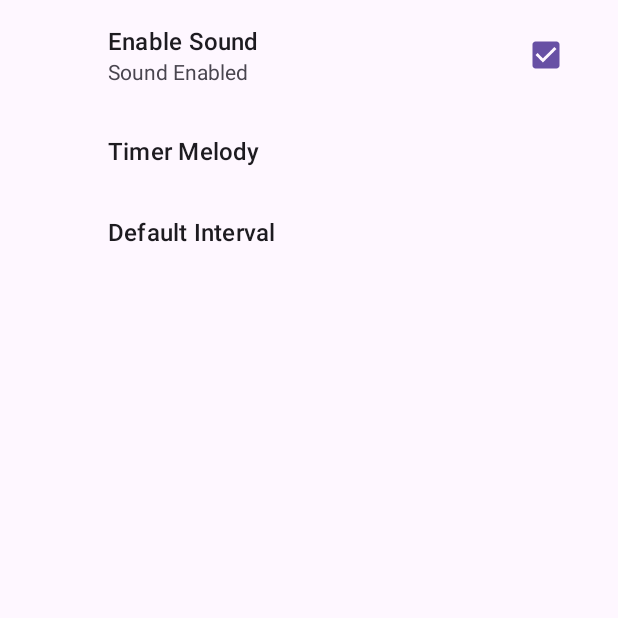
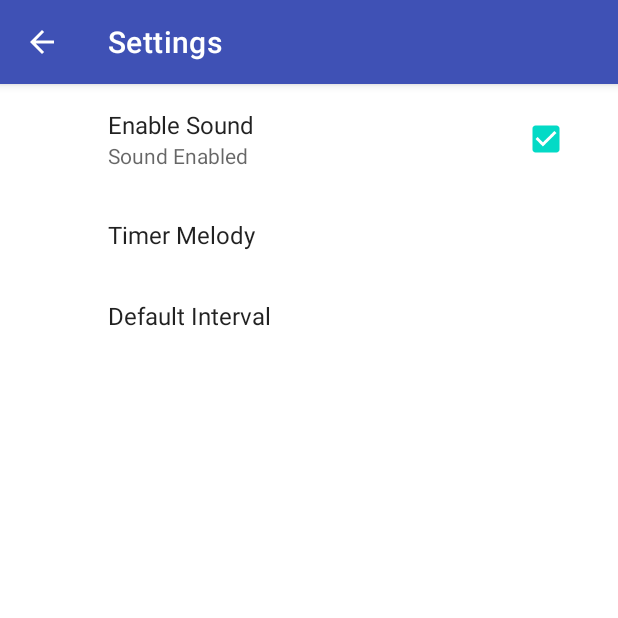
Before and after one commit to Kiranatos/asCore, an Android app: the SettingsFragment screen opened directly, with no data from a screen before it, on a phone screen of 412 x 824 dp, the top half of it. Run offline under Robolectric (Android 15) with nearby library versions, the phone set to English and light mode, and no system bars; our stand-ins replace androidx.preference.

Commit message:
26.07.25 d

```diff
--- a/asDemo12Timer/app/src/main/AndroidManifest.xml
+++ b/asDemo12Timer/app/src/main/AndroidManifest.xml
@@ -14,6 +14,8 @@
         tools:targetApi="31">
         <activity
             android:name=".MainActivity"
+            android:theme="@style/Base.Theme.Demo12Timer"
+            android:label="@string/app_name_label"
             android:exported="true"
             android:launchMode="singleTop"> <!-- це означає, що при поверннні від ін. активностей, MainActivity не буде перезапускатись -->
             <intent-filter>
@@ -26,7 +28,7 @@
             android:label="Settings"
             android:parentActivityName=".MainActivity">
             <meta-data android:name="android.support.PARENT_ACTIVITY"
-                android:value=".MainActivity"/>
+                android:value=".MainActivity"/> <!-- вказує що, MainActivity батьківська -->
         </activity>
         <activity android:name=".AboutActivity"
             android:label="About"
--- a/asDemo12Timer/app/src/main/java/net/kiranatos/demo12/AboutActivity.java
+++ b/asDemo12Timer/app/src/main/java/net/kiranatos/demo12/AboutActivity.java
@@ -14,14 +14,14 @@ public class AboutActivity extends AppCompatActivity {
         super.onCreate(savedInstanceState);
         setContentView(R.layout.activity_about);
 
-        ActionBar actionBar = this.getSupportActionBar(); // те саме що й в SettingsActivity
+        ActionBar actionBar = this.getSupportActionBar(); // те саме що й в SettingsActivity, look there
         if (actionBar != null) {
             actionBar.setDisplayHomeAsUpEnabled(true);
         }
     }
 
     @Override
-    public boolean onOptionsItemSelected(MenuItem item) { // те саме що й в SettingsActivity
+    public boolean onOptionsItemSelected(MenuItem item) { // те саме що й в SettingsActivity, look there
         int id = item.getItemId();
         if (id == android.R.id.home) {
             NavUtils.navigateUpFromSameTask(this);
--- a/asDemo12Timer/app/src/main/java/net/kiranatos/demo12/SettingsFragment.java
+++ b/asDemo12Timer/app/src/main/java/net/kiranatos/demo12/SettingsFragment.java
@@ -11,11 +11,11 @@ import androidx.preference.CheckBoxPreference;
 import androidx.preference.EditTextPreference;
 import androidx.preference.ListPreference;
 
-public class SettingsFragment extends PreferenceFragmentCompat
+public class SettingsFragment extends PreferenceFragmentCompat // need to add dependency in build.gradle.kts
         implements SharedPreferences.OnSharedPreferenceChangeListener, Preference.OnPreferenceChangeListener {
     @Override
     public void onCreatePreferences(Bundle bundle, String s) {
-        addPreferencesFromResource(R.xml.timer_preferences);
+        addPreferencesFromResource(R.xml.timer_preferences); // xml
 
         SharedPreferences sharedPreferences = getPreferenceScreen()
                 .getSharedPreferences();
--- a/asDemo12Timer/app/src/main/res/layout/activity_settings.xml
+++ b/asDemo12Timer/app/src/main/res/layout/activity_settings.xml
@@ -7,3 +7,9 @@
     android:layout_height="match_parent" >
 
 </fragment>
+
+<!-- Вместо ConstraintLayout пишем fragment
+Connection:
+SettingsActivity.java > activity_settings.xml >
+SettingsFragment.java > timer_preferences.xml > MainActivity.java
+-->
--- a/asDemo12Timer/app/src/main/res/values/arrays.xml
+++ b/asDemo12Timer/app/src/main/res/values/arrays.xml
@@ -2,19 +2,17 @@
 <resources>
 
     <array name="pref_timer_melody_labels">
-
         <item>Bell</item>
         <item>Alarm Siren</item>
         <item>Bip</item>
-
     </array>
 
     <array name="pref_timer_melody_values">
-
         <item>bell</item>
         <item>alarm_siren</item>
         <item>bip</item>
-
     </array>
 
+    <!-- Порядок елементів двох масивів, має бути однаковий   -->
+
 </resources>
--- a/asDemo12Timer/app/src/main/res/values/strings.xml
+++ b/asDemo12Timer/app/src/main/res/values/strings.xml
@@ -1,3 +1,4 @@
 <resources>
     <string name="app_name">Demo 12 Timer</string>
+    <string name="app_name_label">Demo 12 Timer Label</string>
 </resources>
--- a/asDemo12Timer/app/src/main/res/values/styles.xml
+++ b/asDemo12Timer/app/src/main/res/values/styles.xml
@@ -6,7 +6,7 @@
         <item name="colorPrimary">@color/colorPrimary</item>
         <item name="colorPrimaryDark">@color/colorPrimaryDark</item>
         <item name="colorAccent">@color/colorAccent</item>
-        <item name="preferenceTheme">@style/PreferenceThemeOverlay</item>
+        <item name="preferenceTheme">@style/PreferenceThemeOverlay</item> <!-- Тема фрагмента -->
     </style>
 
 </resources>
--- a/asDemo12Timer/app/src/main/res/values/themes.xml
+++ b/asDemo12Timer/app/src/main/res/values/themes.xml
@@ -1,8 +1,10 @@
 <resources xmlns:tools="http://schemas.android.com/tools">
     <!-- Base application theme. -->
-    <style name="Base.Theme.Demo12Timer" parent="Theme.Material3.DayNight.NoActionBar">
+    <style name="Base.Theme.Demo12Timer" parent="Theme.MaterialComponents.DayNight.DarkActionBar">
         <!-- Customize your light theme here. -->
         <!-- <item name="colorPrimary">@color/my_light_primary</item> -->
+        <item name="colorPrimary">#3F51B5</item>
+        <item name="colorOnPrimary">#FFEB3B</item>
     </style>
 
     <style name="Theme.Demo12Timer" parent="Base.Theme.Demo12Timer" />
--- a/asDemo12Timer/app/src/main/res/xml/timer_preferences.xml
+++ b/asDemo12Timer/app/src/main/res/xml/timer_preferences.xml
@@ -1,32 +1,25 @@
 <?xml version="1.0" encoding="utf-8"?>
 <PreferenceScreen xmlns:android="http://schemas.android.com/apk/res/android">
 
+    <!-- Configuration. Logic in MainActivity, in method start(View view)  -->
     <CheckBoxPreference
-
         android:defaultValue="true"
         android:key="enable_sound"
         android:title="Enable Sound"
         android:summaryOff="Sound Disabled"
-        android:summaryOn="Sound Enabled"
+        android:summaryOn="Sound Enabled"        />
 
-        />
-
+    <!-- Look arrays.xml -->
     <ListPreference
-
         android:title="Timer Melody"
         android:key="timer_melody"
         android:defaultValue="bell"
         android:entries="@array/pref_timer_melody_labels"
-        android:entryValues="@array/pref_timer_melody_values"
-
-        />
+        android:entryValues="@array/pref_timer_melody_values"     />
 
     <EditTextPreference
-
         android:title="Default Interval"
         android:key="default_interval"
-        android:defaultValue="30"
-
-        />
+        android:defaultValue="30"        />
 
 </PreferenceScreen>
```
Also changed, not shown: asDemo12Timer/app/src/main/java/net/kiranatos/demo12/MainActivity.java (+15 -8 lines), 3 other files.
